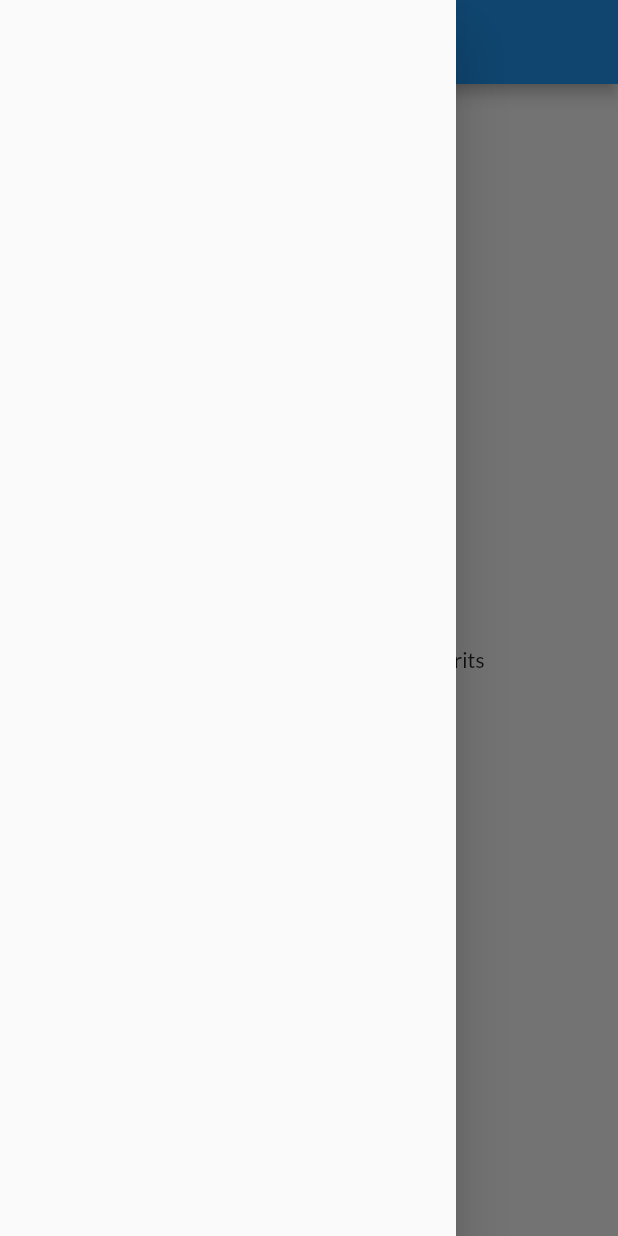
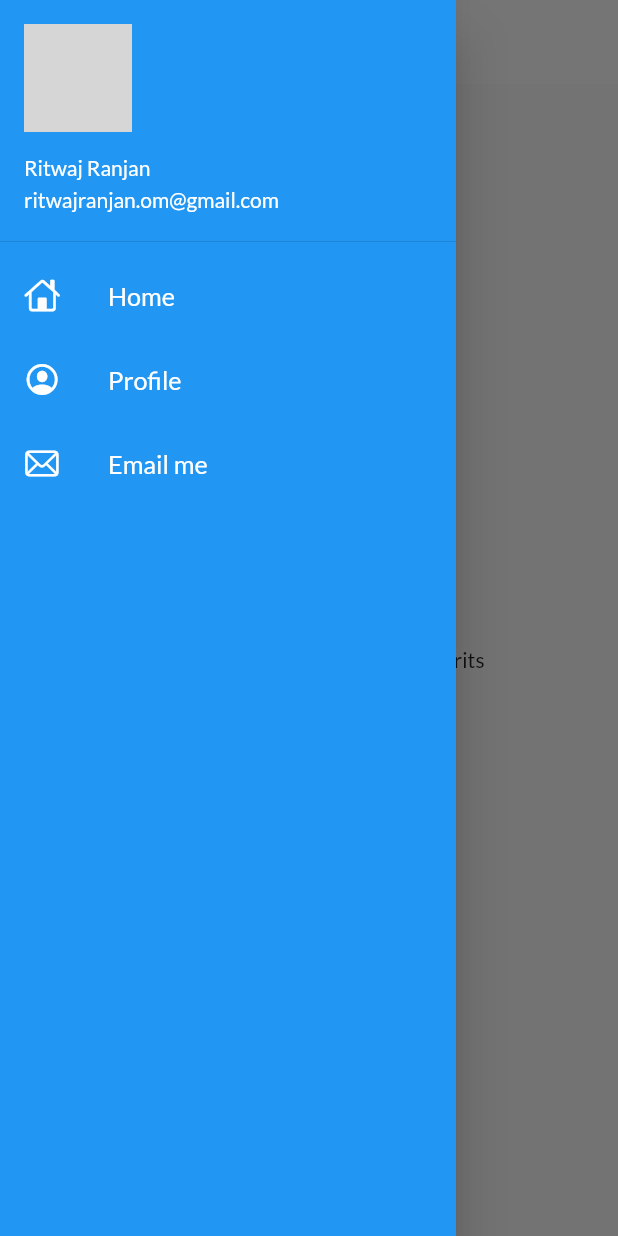
Before and after one commit to ritttwaj/30daysofflutter, a Flutter app: the HomePage screen opened by its route, with the side drawer open, on a phone screen of 412 x 824 dp. Run offline on Flutter 3.47's test engine with Material 2 defaults, Android fonts, the phone set to English and light mode, and no system bars; our stand-ins replace google_fonts; network calls fail; grey boxes are pictures that could not be loaded.

Commit message:
themes extracted

```diff
--- a/lib/main.dart
+++ b/lib/main.dart
@@ -2,6 +2,7 @@ import 'package:flutter/material.dart';
 import 'package:flutter_catalog/pages/home_page.dart';
 import 'package:flutter_catalog/pages/login_page.dart';
 import 'package:flutter_catalog/utils/routes.dart';
+import 'package:flutter_catalog/widget/themes.dart';
 import 'package:meta/meta_meta.dart';
 import 'package:google_fonts/google_fonts.dart';
 //git push --set-upstream origin
@@ -18,16 +19,12 @@ class Myapp extends StatelessWidget {
     return MaterialApp(
 
       themeMode: ThemeMode.light,
-      theme: ThemeData(
-        primarySwatch: Colors.blue,
-        fontFamily: GoogleFonts.lato().fontFamily,
-      ),
+      theme: MyTheme.lightTheme(context),
       debugShowCheckedModeBanner: false,
-      darkTheme: ThemeData(
-        brightness: Brightness.light
+      darkTheme: MyTheme.darkTheme(context),
 
-      ),
-      initialRoute: "/",
+
+      initialRoute:"/",
 
       routes: {
         "/": (context) => LoginPage(),
--- a/lib/pages/home_page.dart
+++ b/lib/pages/home_page.dart
@@ -1,26 +1,29 @@
 import 'package:flutter/material.dart';
 import 'package:flutter/src/widgets/placeholder.dart';
 import 'package:flutter/src/widgets/framework.dart';
+import 'package:flutter_catalog/widget/drawer.dart';
 import 'package:meta/meta_meta.dart';
 
 class HomePage extends StatelessWidget {
   final int days = 30;
   final String name = "with rits";
 
-
   @override
   Widget build(BuildContext context) {
-
     return Scaffold(
       appBar: AppBar(
-        title: Text("Catalog app"),
+
+        title: Text(
+          "Catalog app",
+          style: TextStyle(color: Colors.black),
+
+          ),
+
       ),
-        body: Center(
-          child: Container(
-           child: Text("Welcome to $days days of flutter $name")
-            ),
-        ),
-        drawer: Drawer(),
-      );
+      body: Center(
+        child: Container(child: Text("Welcome to $days days of flutter $name")),
+      ),
+      drawer: MyDrawer(),
+    );
   }
 }
--- /dev/null
+++ b/lib/widget/drawer.dart
@@ -0,0 +1,84 @@
+import 'package:flutter/cupertino.dart';
+import 'package:flutter/material.dart';
+
+class MyDrawer extends StatelessWidget {
+  const MyDrawer({super.key});
+
+  @override
+  Widget build(BuildContext context) {
+    // ignore: prefer_const_constructors
+    final imageUrl = "https://media.licdn.com/dms/image/D4D03AQHvvSVbkZ3eag/profile-displayphoto-shrink_400_400/0/1681139715707?e=1692230400&v=beta&t=ElNUOEgEeGhKbLV1yZqHHknh2SMIiWQ7PRmJRFUB3f8";
+    return Drawer(
+      child: Container(
+        color: Colors.blue,
+        child: ListView(
+          padding: EdgeInsets.zero,
+          children: [
+            DrawerHeader(
+              padding: EdgeInsets.zero,
+
+              child: UserAccountsDrawerHeader(
+                margin: EdgeInsets.zero,
+                decoration: BoxDecoration(color: Colors.blue),
+                accountName: Text("Ritwaj Ranjan"),
+                accountEmail: Text("ritwajranjan.om@gmail.com"),
+                currentAccountPicture: CircleAvatar(
+                  backgroundImage: NetworkImage(imageUrl),
+                ),
+             ),
+
+         ),
+         ListTile(
+          leading: Icon(CupertinoIcons.home,
+          color: Colors.white,
+
+          ),
+          title: Text(
+            "Home",
+
+            textScaleFactor: 1.2,
+            style: TextStyle(
+              color: Colors.white,
+
+            ),
+          ),
+         ),
+         ListTile(
+          leading: Icon(CupertinoIcons.profile_circled,
+          color: Colors.white,
+
+          ),
+          title: Text(
+            "Profile",
+
+            textScaleFactor: 1.2,
+            style: TextStyle(
+              color: Colors.white,
+
+            ),
+          ),
+         ),
+         ListTile(
+
+          leading: Icon(CupertinoIcons.mail,
+
+          color: Colors.white,
+
+          ),
+          title: Text(
+            "Email me",
+
+            textScaleFactor: 1.2,
+            style: TextStyle(
+              color: Colors.white,
+
+            ),
+          ),
+         ),
+           ],
+        ),
+      ),
+   );
+
+  }
+}
--- /dev/null
+++ b/lib/widget/themes.dart
@@ -0,0 +1,20 @@
+import 'package:flutter/material.dart';
+import "package:google_fonts/google_fonts.dart";
+
+class MyTheme{
+  static ThemeData  lightTheme(BuildContext context) => ThemeData(
+        primarySwatch: Colors.blue,
+        fontFamily: GoogleFonts.lato().fontFamily,
+        appBarTheme: AppBarTheme(
+          color: Colors.white,
+          elevation: 0.0,
+          iconTheme: IconThemeData(color: Colors.black),
+          textTheme: Theme.of(context).textTheme,
+  )
+);
+
+  static ThemeData  darkTheme(BuildContext context) => ThemeData(
+          brightness: Brightness.dark,
+
+        );
+}
```
Also changed, not shown: assets/images/ritsssss.jpg (added).
